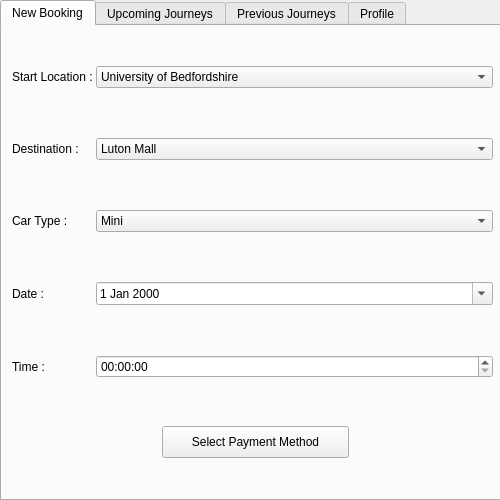
Qt form UI/UserScreen.ui (1412kauti/ProjectHurricane) before a commit.
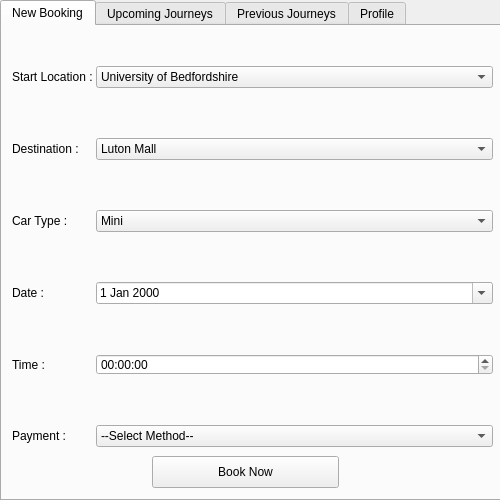
The same form after that commit.

```diff
--- a/UI/UserScreen.ui
+++ b/UI/UserScreen.ui
@@ -47,7 +47,7 @@
        <x>10</x>
        <y>0</y>
        <width>481</width>
-       <height>447</height>
+       <height>421</height>
       </rect>
      </property>
      <layout class="QFormLayout" name="formLayout">
@@ -277,13 +277,39 @@
         </property>
        </widget>
       </item>
+      <item row="5" column="0">
+       <widget class="QLabel" name="label_17">
+        <property name="text">
+         <string>Payment :</string>
+        </property>
+       </widget>
+      </item>
+      <item row="5" column="1">
+       <widget class="QComboBox" name="comboBox_4">
+        <item>
+         <property name="text">
+          <string>--Select Method--</string>
+         </property>
+        </item>
+        <item>
+         <property name="text">
+          <string>Card</string>
+         </property>
+        </item>
+        <item>
+         <property name="text">
+          <string>Paypal</string>
+         </property>
+        </item>
+       </widget>
+      </item>
      </layout>
     </widget>
     <widget class="QWidget" name="verticalLayoutWidget">
      <property name="geometry">
       <rect>
-       <x>160</x>
-       <y>400</y>
+       <x>150</x>
+       <y>430</y>
        <width>187</width>
        <height>32</height>
       </rect>
@@ -298,7 +324,7 @@
          </sizepolicy>
         </property>
         <property name="text">
-         <string>Select Payment Method</string>
+         <string>Book Now</string>
         </property>
        </widget>
       </item>
```
